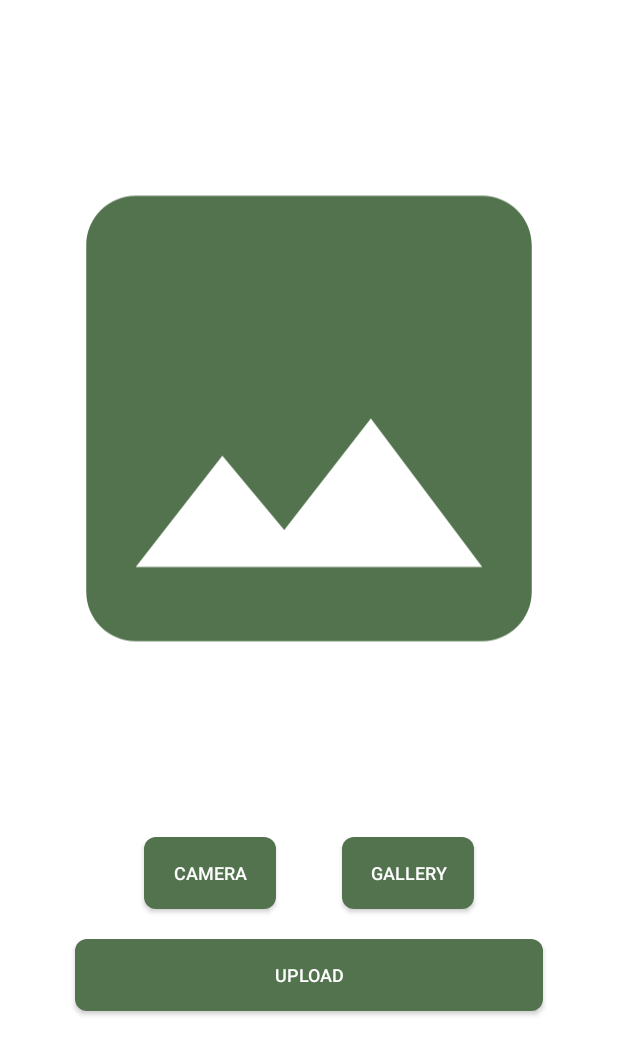
After one commit to acalapatih/PlastiCode_mobileApp, an Android app: the layout activity_detection.xml on its own in the app's theme, with its tools: preview values and no code run, on a phone screen of 412 x 824 dp. The commit adds this screen. Shown: the top 1055 px of the screen. Run offline under Robolectric (Android 15) with nearby library versions, the phone set to English and light mode, and no system bars.

Commit message:
Menambahkan Custom Button dan layout XML untuk menu detection

```diff
--- /dev/null
+++ b/app/src/main/java/com/dicoding/plasticode/ui/custom/CameraButton.kt
@@ -0,0 +1,45 @@
+package com.dicoding.plasticode.ui.custom
+
+import android.content.Context
+import android.graphics.Canvas
+import android.graphics.drawable.Drawable
+import android.util.AttributeSet
+import android.view.Gravity
+import androidx.appcompat.widget.AppCompatButton
+import androidx.core.content.ContextCompat
+import com.dicoding.plasticode.R
+
+class CameraButton: AppCompatButton {
+    private lateinit var enabledBackground: Drawable
+    private lateinit var disabledBackground: Drawable
+    private var txtColor: Int = 0
+
+    constructor(context: Context): super(context) {
+        init()
+    }
+
+    constructor(context: Context, attrs: AttributeSet): super(context, attrs) {
+        init()
+    }
+
+    constructor(context: Context, attrs: AttributeSet, defStyleAttr: Int): super(context, attrs, defStyleAttr){
+        init()
+    }
+
+    override fun onDraw(canvas: Canvas) {
+        super.onDraw(canvas)
+        background = if(isEnabled) enabledBackground else disabledBackground
+
+        setTextColor(txtColor)
+        textSize = 12f
+        gravity = Gravity.CENTER
+
+        text = if(isEnabled) "CAMERA" else "CAMERA"
+    }
+
+    private fun init() {
+        txtColor = ContextCompat.getColor(context, android.R.color.background_light)
+        enabledBackground = ContextCompat.getDrawable(context, R.drawable.bg_button) as Drawable
+        disabledBackground = ContextCompat.getDrawable(context, R.drawable.bg_button) as Drawable
+    }
+}
--- /dev/null
+++ b/app/src/main/java/com/dicoding/plasticode/ui/custom/GalleryButton.kt
@@ -0,0 +1,45 @@
+package com.dicoding.plasticode.ui.custom
+
+import android.content.Context
+import android.graphics.Canvas
+import android.graphics.drawable.Drawable
+import android.util.AttributeSet
+import android.view.Gravity
+import androidx.appcompat.widget.AppCompatButton
+import androidx.core.content.ContextCompat
+import com.dicoding.plasticode.R
+
+class GalleryButton: AppCompatButton {
+    private lateinit var enabledBackground: Drawable
+    private lateinit var disabledBackground: Drawable
+    private var txtColor: Int = 0
+
+    constructor(context: Context): super(context) {
+        init()
+    }
+
+    constructor(context: Context, attrs: AttributeSet): super(context, attrs) {
+        init()
+    }
+
+    constructor(context: Context, attrs: AttributeSet, defStyleAttr: Int): super(context, attrs, defStyleAttr){
+        init()
+    }
+
+    override fun onDraw(canvas: Canvas) {
+        super.onDraw(canvas)
+        background = if(isEnabled) enabledBackground else disabledBackground
+
+        setTextColor(txtColor)
+        textSize = 12f
+        gravity = Gravity.CENTER
+
+        text = if(isEnabled) "GALLERY" else "GALLERY"
+    }
+
+    private fun init() {
+        txtColor = ContextCompat.getColor(context, android.R.color.background_light)
+        enabledBackground = ContextCompat.getDrawable(context, R.drawable.bg_button) as Drawable
+        disabledBackground = ContextCompat.getDrawable(context, R.drawable.bg_button) as Drawable
+    }
+}
--- /dev/null
+++ b/app/src/main/java/com/dicoding/plasticode/ui/custom/UploadButton.kt
@@ -0,0 +1,45 @@
+package com.dicoding.plasticode.ui.custom
+
+import android.content.Context
+import android.graphics.Canvas
+import android.graphics.drawable.Drawable
+import android.util.AttributeSet
+import android.view.Gravity
+import androidx.appcompat.widget.AppCompatButton
+import androidx.core.content.ContextCompat
+import com.dicoding.plasticode.R
+
+class UploadButton: AppCompatButton {
+    private lateinit var enabledBackground: Drawable
+    private lateinit var disabledBackground: Drawable
+    private var txtColor: Int = 0
+
+    constructor(context: Context): super(context) {
+        init()
+    }
+
+    constructor(context: Context, attrs: AttributeSet): super(context, attrs) {
+        init()
+    }
+
+    constructor(context: Context, attrs: AttributeSet, defStyleAttr: Int): super(context, attrs, defStyleAttr){
+        init()
+    }
+
+    override fun onDraw(canvas: Canvas) {
+        super.onDraw(canvas)
+        background = if(isEnabled) enabledBackground else disabledBackground
+
+        setTextColor(txtColor)
+        textSize = 12f
+        gravity = Gravity.CENTER
+
+        text = if(isEnabled) "UPLOAD" else "UPLOAD"
+    }
+
+    private fun init() {
+        txtColor = ContextCompat.getColor(context, android.R.color.background_light)
+        enabledBackground = ContextCompat.getDrawable(context, R.drawable.bg_button) as Drawable
+        disabledBackground = ContextCompat.getDrawable(context, R.drawable.bg_button) as Drawable
+    }
+}
--- /dev/null
+++ b/app/src/main/res/drawable/bg_button.xml
@@ -0,0 +1,17 @@
+<?xml version="1.0" encoding="utf-8"?>
+<selector xmlns:android="http://schemas.android.com/apk/res/android">
+    <item android:state_pressed="true">
+        <shape>
+            <solid android:color="@color/bg_btn" />
+            <corners android:radius="6dp" />
+            <padding android:left="4dp" android:right="4dp" />
+        </shape>
+    </item>
+    <item>
+        <shape>
+            <solid android:color="@color/bg_btn" />
+            <corners android:radius="8dp" />
+            <padding android:left="4dp" android:right="4dp" />
+        </shape>
+    </item>
+</selector>
--- /dev/null
+++ b/app/src/main/res/drawable/ic_img_box.xml
@@ -0,0 +1,5 @@
+<vector android:height="24dp" android:tint="#52734D"
+    android:viewportHeight="24" android:viewportWidth="24"
+    android:width="24dp" xmlns:android="http://schemas.android.com/apk/res/android">
+    <path android:fillColor="@android:color/white" android:pathData="M21,19V5c0,-1.1 -0.9,-2 -2,-2H5c-1.1,0 -2,0.9 -2,2v14c0,1.1 0.9,2 2,2h14c1.1,0 2,-0.9 2,-2zM8.5,13.5l2.5,3.01L14.5,12l4.5,6H5l3.5,-4.5z"/>
+</vector>
--- /dev/null
+++ b/app/src/main/res/layout/activity_detection.xml
@@ -0,0 +1,60 @@
+<?xml version="1.0" encoding="utf-8"?>
+<androidx.constraintlayout.widget.ConstraintLayout
+    xmlns:android="http://schemas.android.com/apk/res/android"
+    xmlns:app="http://schemas.android.com/apk/res-auto"
+    android:layout_width="match_parent"
+    android:layout_height="match_parent">
+
+    <ImageView
+        android:id="@+id/preview_img"
+        android:layout_width="0dp"
+        android:layout_height="0dp"
+        android:layout_marginStart="8dp"
+        android:layout_marginTop="8dp"
+        android:layout_marginEnd="8dp"
+        android:layout_marginBottom="8dp"
+        android:contentDescription="@string/detection_image_box"
+        app:srcCompat="@drawable/ic_img_box"
+        app:layout_constraintEnd_toEndOf="parent"
+        app:layout_constraintStart_toStartOf="parent"
+        app:layout_constraintTop_toTopOf="parent"
+        app:layout_constraintBottom_toTopOf="@+id/camera_button"
+        />
+
+
+    <com.dicoding.plasticode.ui.custom.CameraButton
+        android:id="@+id/camera_button"
+        android:layout_width="0dp"
+        android:layout_height="wrap_content"
+        android:layout_marginStart="96dp"
+        android:layout_marginBottom="20dp"
+        android:layout_marginTop="20dp"
+        app:layout_constraintBottom_toTopOf="@+id/upload_button"
+        app:layout_constraintStart_toStartOf="parent" />
+
+
+    <com.dicoding.plasticode.ui.custom.GalleryButton
+        android:id="@+id/gallery_button"
+        android:layout_width="0dp"
+        android:layout_height="wrap_content"
+        android:layout_marginEnd="96dp"
+        android:layout_marginBottom="20dp"
+        app:layout_constraintEnd_toEndOf="parent"
+        app:layout_constraintBottom_toTopOf="@+id/upload_button"
+        app:layout_constraintVertical_bias="1.0" />
+
+    <com.dicoding.plasticode.ui.custom.UploadButton
+        android:id="@+id/upload_button"
+        android:layout_width="0dp"
+        android:layout_height="wrap_content"
+        android:layout_marginStart="50dp"
+        android:layout_marginEnd="50dp"
+        android:layout_marginBottom="150dp"
+        app:layout_constraintEnd_toEndOf="parent"
+        app:layout_constraintStart_toStartOf="parent"
+        app:layout_constraintBottom_toBottomOf="parent"
+        app:layout_constraintTop_toTopOf="@+id/camera_button"
+        app:layout_constraintVertical_bias="1.0" />
+
+
+</androidx.constraintlayout.widget.ConstraintLayout>
--- a/app/src/main/res/values/colors.xml
+++ b/app/src/main/res/values/colors.xml
@@ -7,4 +7,5 @@
     <color name="teal_700">#FF018786</color>
     <color name="black">#FF000000</color>
     <color name="white">#FFFFFFFF</color>
+    <color name="bg_btn">#52734D</color>
 </resources>
--- a/app/src/main/res/values/strings.xml
+++ b/app/src/main/res/values/strings.xml
@@ -1,3 +1,4 @@
 <resources>
     <string name="app_name">PlastiCode</string>
+    <string name="detection_image_box">Image Box</string>
 </resources>
```
